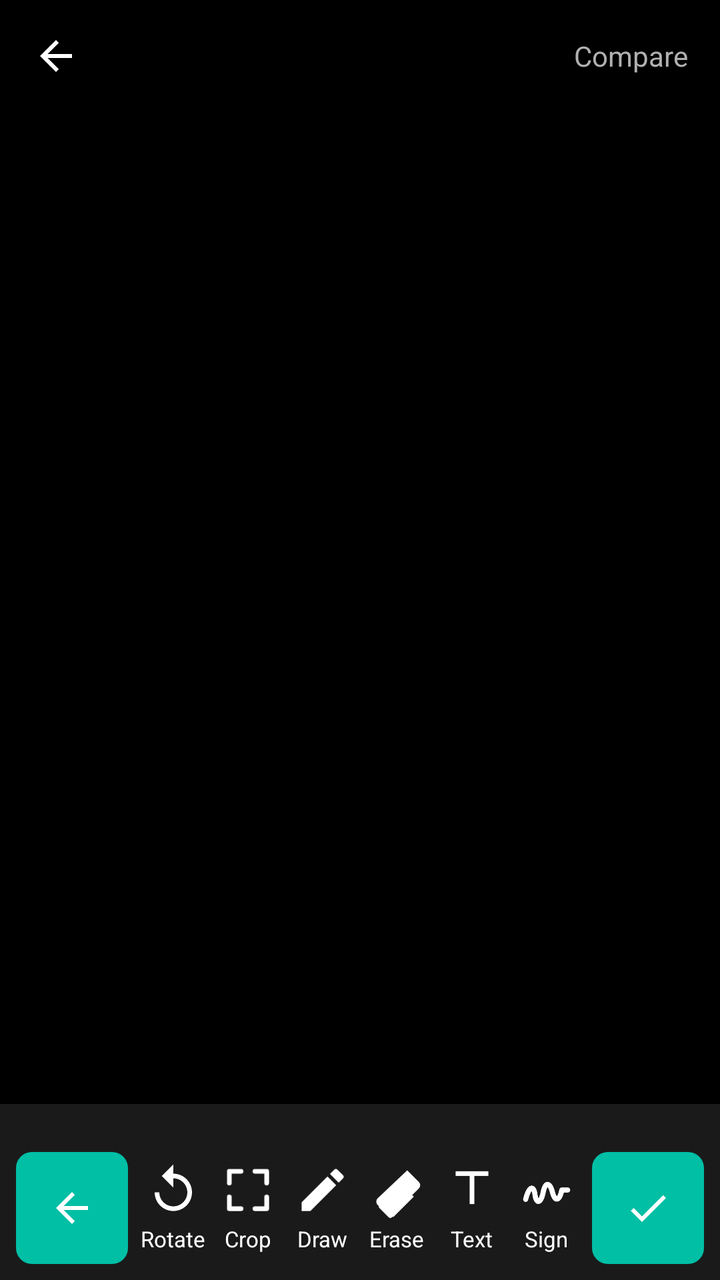
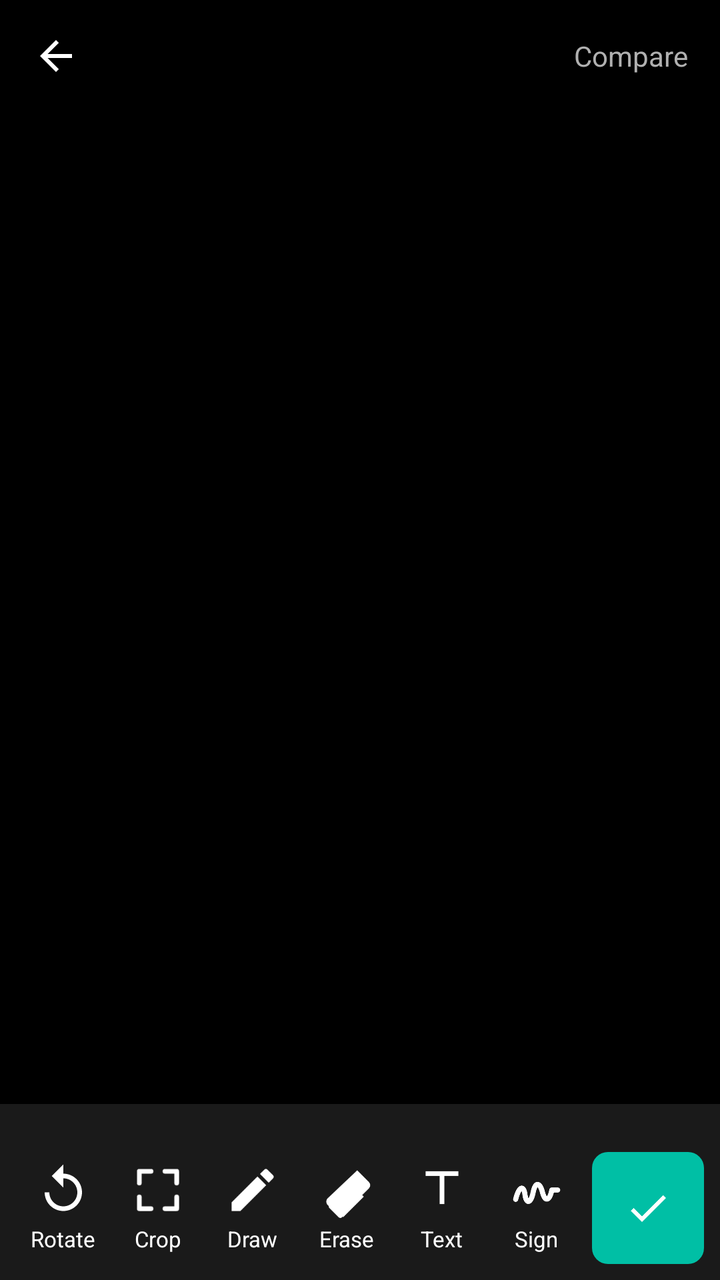

Screens rendered from an Android XML layout before and after an edit, with the pre-edit source and the edit as a unified diff.
<!-- AndroidManifest.xml: application theme Theme.Hakunaa -->
<!-- res/layout/activity_enhance.xml -->
<?xml version="1.0" encoding="utf-8"?>
<LinearLayout xmlns:android="http://schemas.android.com/apk/res/android"
    android:layout_width="match_parent"
    android:layout_height="match_parent"
    android:background="#000000"
    android:orientation="vertical">

    
    <LinearLayout
        android:layout_width="match_parent"
        android:layout_height="56dp"
        android:gravity="center_vertical"
        android:orientation="horizontal"
        android:paddingStart="8dp"
        android:paddingEnd="16dp">

        <ImageButton
            android:id="@+id/btnBack"
            android:layout_width="40dp"
            android:layout_height="40dp"
            android:background="@android:color/transparent"
            android:contentDescription="Back"
            android:src="@drawable/ic_arrow_back"
            android:tint="#FFFFFF" />

        <EditText
            android:id="@+id/etDocName"
            android:layout_width="0dp"
            android:layout_height="wrap_content"
            android:layout_marginStart="8dp"
            android:layout_weight="1"
            android:background="@android:color/transparent"
            android:textColor="#FFFFFF"
            android:textSize="18sp" />

        
        <TextView
            android:id="@+id/tvPageIndicator"
            android:layout_width="wrap_content"
            android:layout_height="wrap_content"
            android:layout_marginEnd="12dp"
            android:text=""
            android:textColor="#FFFFFF"
            android:textSize="14sp"
            android:visibility="gone" />

        <TextView
            android:layout_width="wrap_content"
            android:layout_height="wrap_content"
            android:text="Compare"
            android:textColor="#B0B0B0"
            android:textSize="14sp" />
    </LinearLayout>

    
    <FrameLayout
        android:id="@+id/pageFrame"
        android:layout_width="match_parent"
        android:layout_height="0dp"
        android:layout_weight="1"
        android:layout_marginTop="8dp"
        android:clipChildren="false"
        android:clipToPadding="false">

        <ImageView
            android:id="@+id/ivPage"
            android:layout_width="match_parent"
            android:layout_height="match_parent"
            android:scaleType="fitCenter" />

        
        <com.hakunaa.app.scanner.DrawView
            android:id="@+id/drawView"
            android:layout_width="match_parent"
            android:layout_height="match_parent"
            android:visibility="gone" />

        

        
        <FrameLayout
            android:id="@+id/textBoxContainer"
            android:layout_width="wrap_content"
            android:layout_height="wrap_content"
            android:background="@drawable/bg_text_box"
            android:clipChildren="false"
            android:clipToPadding="false"
            android:padding="6dp"
            android:visibility="gone">

            <ImageView
                android:id="@+id/ivTextOverlay"
                android:layout_width="wrap_content"
                android:layout_height="wrap_content" />
        </FrameLayout>

        
        <ImageView
            android:id="@+id/btnTextDelete"
            android:layout_width="32dp"
            android:layout_height="32dp"
            android:background="@drawable/bg_text_delete_teal"
            android:padding="6dp"
            android:src="@drawable/ic_text_close"
            android:visibility="gone" />

        
        <ImageView
            android:id="@+id/btnTextResize"
            android:layout_width="32dp"
            android:layout_height="32dp"
            android:background="@drawable/bg_text_delete_teal"
            android:padding="6dp"
            android:src="@drawable/ic_text_resize"
            android:visibility="gone" />
    </FrameLayout>

    
    <HorizontalScrollView
        android:layout_width="match_parent"
        android:layout_height="wrap_content"
        android:background="#1A1A1A"
        android:paddingTop="8dp"
        android:paddingBottom="8dp">

        <LinearLayout
            android:id="@+id/filterRow"
            android:layout_width="wrap_content"
            android:layout_height="wrap_content"
            android:orientation="horizontal"
            android:paddingStart="8dp"
            android:paddingEnd="8dp" />
    </HorizontalScrollView>

    
    <LinearLayout
        android:id="@+id/adjustPanel"
        android:layout_width="match_parent"
        android:layout_height="wrap_content"
        android:background="#1A1A1A"
        android:orientation="vertical"
        android:paddingStart="16dp"
        android:paddingEnd="16dp"
        android:paddingTop="4dp"
        android:paddingBottom="8dp"
        android:visibility="gone">

        <LinearLayout
            android:layout_width="match_parent"
            android:layout_height="wrap_content"
            android:gravity="center_vertical"
            android:orientation="horizontal">

            <TextView
                android:layout_width="wrap_content"
                android:layout_height="wrap_content"
                android:text="Adjust"
                android:textColor="#FFFFFF"
                android:textSize="14sp"
                android:textStyle="bold" />

            <View
                android:layout_width="0dp"
                android:layout_height="0dp"
                android:layout_weight="1" />

            <TextView
                android:id="@+id/btnAdjustReset"
                android:layout_width="wrap_content"
                android:layout_height="wrap_content"
                android:padding="8dp"
                android:text="Reset"
                android:textColor="#00BFA5"
                android:textSize="14sp" />

            <TextView
                android:id="@+id/btnAdjustClose"
                android:layout_width="wrap_content"
                android:layout_height="wrap_content"
                android:padding="8dp"
                android:text="✕"
                android:textColor="#B0B0B0"
                android:textSize="14sp" />
        </LinearLayout>

        <LinearLayout
            android:layout_width="match_parent"
            android:layout_height="wrap_content"
            android:gravity="center_vertical"
            android:orientation="horizontal">

            <TextView
                android:layout_width="90dp"
                android:layout_height="wrap_content"
                android:text="Brightness"
                android:textColor="#B0B0B0"
                android:textSize="13sp" />

            <SeekBar
                android:id="@+id/seekBrightness"
                android:layout_width="0dp"
                android:layout_height="wrap_content"
                android:layout_weight="1"
                android:max="200"
                android:progress="100"
                android:progressTint="#00BFA5"
                android:thumbTint="#00BFA5" />

            <TextView
                android:id="@+id/tvBrightnessValue"
                android:layout_width="40dp"
                android:layout_height="wrap_content"
                android:gravity="end"
                android:text="0"
                android:textColor="#FFFFFF"
                android:textSize="13sp" />
        </LinearLayout>

        <LinearLayout
            android:layout_width="match_parent"
            android:layout_height="wrap_content"
            android:gravity="center_vertical"
            android:orientation="horizontal">

            <TextView
                android:layout_width="90dp"
                android:layout_height="wrap_content"
                android:text="Contrast"
                android:textColor="#B0B0B0"
                android:textSize="13sp" />

            <SeekBar
                android:id="@+id/seekContrast"
                android:layout_width="0dp"
                android:layout_height="wrap_content"
                android:layout_weight="1"
                android:max="150"
                android:progress="50"
                android:progressTint="#00BFA5"
                android:thumbTint="#00BFA5" />

            <TextView
                android:id="@+id/tvContrastValue"
                android:layout_width="40dp"
                android:layout_height="wrap_content"
                android:gravity="end"
                android:text="1.00"
                android:textColor="#FFFFFF"
                android:textSize="13sp" />
        </LinearLayout>

        <LinearLayout
            android:layout_width="match_parent"
            android:layout_height="wrap_content"
            android:gravity="center_vertical"
            android:orientation="horizontal">

            <TextView
                android:layout_width="90dp"
                android:layout_height="wrap_content"
                android:text="Sharpness"
                android:textColor="#B0B0B0"
                android:textSize="13sp" />

            <SeekBar
                android:id="@+id/seekSharpness"
                android:layout_width="0dp"
                android:layout_height="wrap_content"
                android:layout_weight="1"
                android:max="100"
                android:progress="40"
                android:progressTint="#00BFA5"
                android:thumbTint="#00BFA5" />

            <TextView
                android:id="@+id/tvSharpnessValue"
                android:layout_width="40dp"
                android:layout_height="wrap_content"
                android:gravity="end"
                android:text="40"
                android:textColor="#FFFFFF"
                android:textSize="13sp" />
        </LinearLayout>
    </LinearLayout>

    
    <LinearLayout
        android:id="@+id/applyAllRow"
        android:layout_width="match_parent"
        android:layout_height="wrap_content"
        android:background="#1A1A1A"
        android:gravity="center_vertical"
        android:orientation="horizontal"
        android:paddingStart="16dp"
        android:paddingEnd="16dp"
        android:paddingTop="4dp"
        android:paddingBottom="8dp"
        android:visibility="gone">

        <CheckBox
            android:id="@+id/cbApplyAll"
            android:layout_width="wrap_content"
            android:layout_height="wrap_content"
            android:button="@drawable/checkbox_apply_all"
            android:text="Apply to all pages"
            android:textColor="#FFFFFF"
            android:textSize="14sp" />

        <TextView
            android:id="@+id/tvApplyAllCount"
            android:layout_width="wrap_content"
            android:layout_height="wrap_content"
            android:layout_marginStart="8dp"
            android:text=""
            android:textColor="#808080"
            android:textSize="13sp" />
    </LinearLayout>

    
    <LinearLayout
        android:id="@+id/drawPanel"
        android:layout_width="match_parent"
        android:layout_height="wrap_content"
        android:background="#1A1A1A"
        android:gravity="center_vertical"
        android:orientation="horizontal"
        android:paddingStart="8dp"
        android:paddingEnd="8dp"
        android:paddingTop="6dp"
        android:paddingBottom="6dp"
        android:visibility="gone">

        <LinearLayout
            android:id="@+id/colorRow"
            android:layout_width="wrap_content"
            android:layout_height="wrap_content"
            android:gravity="center_vertical"
            android:orientation="horizontal" />

        <TextView
            android:id="@+id/btnDrawSize"
            android:layout_width="wrap_content"
            android:layout_height="wrap_content"
            android:layout_marginStart="8dp"
            android:padding="6dp"
            android:text="Size: M"
            android:textColor="#FFFFFF"
            android:textSize="13sp"
            android:textStyle="bold" />

        <TextView
            android:id="@+id/btnDrawUndo"
            android:layout_width="wrap_content"
            android:layout_height="wrap_content"
            android:padding="6dp"
            android:text="Undo"
            android:textColor="#FFFFFF"
            android:textSize="13sp" />

        <TextView
            android:id="@+id/btnDrawClear"
            android:layout_width="wrap_content"
            android:layout_height="wrap_content"
            android:padding="6dp"
            android:text="Clear"
            android:textColor="#FFFFFF"
            android:textSize="13sp" />

        <View
            android:layout_width="0dp"
            android:layout_height="0dp"
            android:layout_weight="1" />

        <TextView
            android:id="@+id/btnDrawDone"
            android:layout_width="wrap_content"
            android:layout_height="wrap_content"
            android:padding="6dp"
            android:text="Done"
            android:textColor="#00BFA5"
            android:textSize="13sp"
            android:textStyle="bold" />
    </LinearLayout>

    
    <LinearLayout
        android:id="@+id/signPanel"
        android:layout_width="match_parent"
        android:layout_height="wrap_content"
        android:background="#1A1A1A"
        android:gravity="center_vertical"
        android:orientation="horizontal"
        android:paddingStart="12dp"
        android:paddingEnd="12dp"
        android:paddingTop="6dp"
        android:paddingBottom="6dp"
        android:visibility="gone">

        <TextView
            android:layout_width="wrap_content"
            android:layout_height="wrap_content"
            android:text="Drag the signature to move it"
            android:textColor="#B0B0B0"
            android:textSize="13sp" />

        <View
            android:layout_width="0dp"
            android:layout_height="0dp"
            android:layout_weight="1" />

        <TextView
            android:id="@+id/btnSignRemove"
            android:layout_width="wrap_content"
            android:layout_height="wrap_content"
            android:padding="6dp"
            android:text="Remove"
            android:textColor="#FFFFFF"
            android:textSize="13sp" />

        <TextView
            android:id="@+id/btnSignDone"
            android:layout_width="wrap_content"
            android:layout_height="wrap_content"
            android:padding="6dp"
            android:text="Done"
            android:textColor="#00BFA5"
            android:textSize="13sp"
            android:textStyle="bold" />
    </LinearLayout>

    
    <LinearLayout
        android:id="@+id/textPanel"
        android:layout_width="match_parent"
        android:layout_height="wrap_content"
        android:background="#1A1A1A"
        android:gravity="center_vertical"
        android:orientation="horizontal"
        android:paddingStart="12dp"
        android:paddingEnd="12dp"
        android:paddingTop="6dp"
        android:paddingBottom="6dp"
        android:visibility="gone">

        <TextView
            android:layout_width="wrap_content"
            android:layout_height="wrap_content"
            android:text="Drag the text to move it"
            android:textColor="#B0B0B0"
            android:textSize="13sp" />

        <View
            android:layout_width="0dp"
            android:layout_height="0dp"
            android:layout_weight="1" />

        <TextView
            android:id="@+id/btnTextRemove"
            android:layout_width="wrap_content"
            android:layout_height="wrap_content"
            android:padding="6dp"
            android:text="Remove"
            android:textColor="#FFFFFF"
            android:textSize="13sp" />

        <TextView
            android:id="@+id/btnTextDone"
            android:layout_width="wrap_content"
            android:layout_height="wrap_content"
            android:padding="6dp"
            android:text="Done"
            android:textColor="#00BFA5"
            android:textSize="13sp"
            android:textStyle="bold" />
    </LinearLayout>

    
    <LinearLayout
        android:layout_width="match_parent"
        android:layout_height="72dp"
        android:background="#1A1A1A"
        android:gravity="center_vertical"
        android:orientation="horizontal"
        android:paddingStart="8dp"
        android:paddingEnd="8dp">

        
        <ImageButton
            android:id="@+id/btnBackToCapture"
            android:layout_width="56dp"
            android:layout_height="56dp"
            android:layout_marginEnd="4dp"
            android:background="@drawable/bg_teal_button"
            android:contentDescription="Back to capture"
            android:src="@drawable/ic_arrow_back"
            android:tint="#FFFFFF" />

        
        <LinearLayout
            android:id="@+id/btnRotate"
            android:layout_width="0dp"
            android:layout_height="wrap_content"
            android:layout_weight="1"
            android:gravity="center"
            android:orientation="vertical">

            <ImageView
                android:layout_width="28dp"
                android:layout_height="28dp"
                android:src="@drawable/ic_rotate_left"
                android:tint="#FFFFFF" />

            <TextView
                android:layout_width="wrap_content"
                android:layout_height="wrap_content"
                android:layout_marginTop="3dp"
                android:text="Rotate"
                android:textColor="#FFFFFF"
                android:textSize="11sp" />
        </LinearLayout>

        
        <LinearLayout
            android:id="@+id/btnCrop"
            android:layout_width="0dp"
            android:layout_height="wrap_content"
            android:layout_weight="1"
            android:gravity="center"
            android:orientation="vertical">

            <ImageView
                android:layout_width="28dp"
                android:layout_height="28dp"
                android:src="@drawable/ic_crop"
                android:tint="#FFFFFF" />

            <TextView
                android:layout_width="wrap_content"
                android:layout_height="wrap_content"
                android:layout_marginTop="3dp"
                android:text="Crop"
                android:textColor="#FFFFFF"
                android:textSize="11sp" />
        </LinearLayout>

        
        <LinearLayout
            android:id="@+id/btnDraw"
            android:layout_width="0dp"
            android:layout_height="wrap_content"
            android:layout_weight="1"
            android:gravity="center"
            android:orientation="vertical">

            <ImageView
                android:id="@+id/ivDrawIcon"
                android:layout_width="28dp"
                android:layout_height="28dp"
                android:src="@drawable/ic_markup"
                android:tint="#FFFFFF" />

            <TextView
                android:id="@+id/tvDrawLabel"
                android:layout_width="wrap_content"
                android:layout_height="wrap_content"
                android:layout_marginTop="3dp"
                android:text="Draw"
                android:textColor="#FFFFFF"
                android:textSize="11sp" />
        </LinearLayout>

        
        <LinearLayout
            android:id="@+id/btnErase"
            android:layout_width="0dp"
            android:layout_height="wrap_content"
            android:layout_weight="1"
            android:gravity="center"
            android:orientation="vertical">

            <ImageView
                android:id="@+id/ivEraseIcon"
                android:layout_width="28dp"
                android:layout_height="28dp"
                android:src="@drawable/ic_eraser"
                android:tint="#FFFFFF" />

            <TextView
                android:id="@+id/tvEraseLabel"
                android:layout_width="wrap_content"
                android:layout_height="wrap_content"
                android:layout_marginTop="3dp"
                android:text="Erase"
                android:textColor="#FFFFFF"
                android:textSize="11sp" />
        </LinearLayout>

        
        <LinearLayout
            android:id="@+id/btnText"
            android:layout_width="0dp"
            android:layout_height="wrap_content"
            android:layout_weight="1"
            android:gravity="center"
            android:orientation="vertical">

            <ImageView
                android:id="@+id/ivTextIcon"
                android:layout_width="28dp"
                android:layout_height="28dp"
                android:src="@drawable/ic_text"
                android:tint="#FFFFFF" />

            <TextView
                android:id="@+id/tvTextLabel"
                android:layout_width="wrap_content"
                android:layout_height="wrap_content"
                android:layout_marginTop="3dp"
                android:text="Text"
                android:textColor="#FFFFFF"
                android:textSize="11sp" />
        </LinearLayout>

        
        <LinearLayout
            android:id="@+id/btnSign"
            android:layout_width="0dp"
            android:layout_height="wrap_content"
            android:layout_weight="1"
            android:gravity="center"
            android:orientation="vertical">

            <ImageView
                android:id="@+id/ivSignIcon"
                android:layout_width="28dp"
                android:layout_height="28dp"
                android:src="@drawable/ic_sign"
                android:tint="#FFFFFF" />

            <TextView
                android:id="@+id/tvSignLabel"
                android:layout_width="wrap_content"
                android:layout_height="wrap_content"
                android:layout_marginTop="3dp"
                android:text="Sign"
                android:textColor="#FFFFFF"
                android:textSize="11sp" />
        </LinearLayout>

        
        <ImageButton
            android:id="@+id/btnSave"
            android:layout_width="56dp"
            android:layout_height="56dp"
            android:layout_marginStart="4dp"
            android:background="@drawable/bg_teal_button"
            android:contentDescription="Save"
            android:src="@drawable/ic_check"
            android:tint="#FFFFFF" />
    </LinearLayout>
</LinearLayout>
<!-- resources referenced by this layout -->
<resources>
  <!-- drawable bg_teal_button (drawable) -->
  <?xml version="1.0" encoding="utf-8"?>
  <shape xmlns:android="http://schemas.android.com/apk/res/android"
      android:shape="rectangle">
      <corners android:radius="8dp" />
      <solid android:color="#00BFA5" />
  </shape>
  <!-- drawable bg_text_box (drawable) -->
  <?xml version="1.0" encoding="utf-8"?>
  <shape xmlns:android="http://schemas.android.com/apk/res/android"
      android:shape="rectangle">
      <solid android:color="#00000000" />
      <stroke
          android:width="2dp"
          android:color="#00BFA5" />
      <corners android:radius="2dp" />
  </shape>
  <!-- drawable bg_text_delete_teal (drawable) -->
  <?xml version="1.0" encoding="utf-8"?>
  <shape xmlns:android="http://schemas.android.com/apk/res/android"
      android:shape="oval">
      <solid android:color="#00BFA5" />
      <stroke
          android:width="1.5dp"
          android:color="#FFFFFF" />
  </shape>
  <!-- drawable checkbox_apply_all (drawable) -->
  <?xml version="1.0" encoding="utf-8"?>
  <selector xmlns:android="http://schemas.android.com/apk/res/android">
      <item android:state_checked="true" android:drawable="@drawable/checkbox_checked" />
      <item android:drawable="@drawable/checkbox_unchecked" />
  </selector>
  <!-- drawable ic_arrow_back (drawable) -->
  <vector xmlns:android="http://schemas.android.com/apk/res/android"
      android:width="24dp"
      android:height="24dp"
      android:viewportWidth="24"
      android:viewportHeight="24"
      android:tint="#111827">
      <path
          android:fillColor="#FF000000"
          android:pathData="M20,11H7.83l5.59,-5.59L12,4l-8,8 8,8 1.41,-1.41L7.83,13H20v-2z" />
  </vector>
  <!-- drawable ic_check (drawable) -->
  <?xml version="1.0" encoding="utf-8"?>
  <vector xmlns:android="http://schemas.android.com/apk/res/android"
      android:width="24dp"
      android:height="24dp"
      android:viewportWidth="24"
      android:viewportHeight="24">
      <path
          android:fillColor="#FFFFFF"
          android:pathData="M9,16.17L4.83,12l-1.42,1.41L9,19 21,7l-1.41,-1.41z" />
  </vector>
  <!-- drawable ic_rotate_left (drawable) -->
  <?xml version="1.0" encoding="utf-8"?>
  <vector xmlns:android="http://schemas.android.com/apk/res/android"
      android:width="24dp"
      android:height="24dp"
      android:viewportWidth="24"
      android:viewportHeight="24">
      <path
          android:fillColor="#FFFFFF"
          android:pathData="M12,5V1L7,6l5,5V7c3.31,0 6,2.69 6,6s-2.69,6 -6,6 -6,-2.69 -6,-6H4c0,4.42 3.58,8 8,8s8,-3.58 8,-8 -3.58,-8 -8,-8z" />
  </vector>
  <!-- drawable ic_text (drawable) -->
  <?xml version="1.0" encoding="utf-8"?>
  <vector xmlns:android="http://schemas.android.com/apk/res/android"
      android:width="24dp"
      android:height="24dp"
      android:viewportWidth="24"
      android:viewportHeight="24">
      <path
          android:fillColor="#FFFFFF"
          android:pathData="M5,4h14v2h-6v12h-2V6H5V4z" />
  </vector>
  <!-- drawable ic_text_close (drawable) -->
  <vector xmlns:android="http://schemas.android.com/apk/res/android"
      android:width="24dp"
      android:height="24dp"
      android:viewportWidth="24"
      android:viewportHeight="24">
      <path
          android:strokeColor="#FFFFFF"
          android:strokeWidth="2.6"
          android:strokeLineCap="round"
          android:pathData="M6,6 L18,18 M18,6 L6,18" />
  </vector>
  <color name="hakunaa_primary">#0B57D0</color>
  <color name="hakunaa_primary_dark">#0842A0</color>
  <color name="hakunaa_on_primary">#FFFFFF</color>
  <color name="hakunaa_background">#F6F7F9</color>
  <color name="hakunaa_surface">#FFFFFF</color>
  <color name="hakunaa_text">#111827</color>
  <color name="hakunaa_text_secondary">#5B6472</color>
  <!-- unchanged entries left out for length: 8 -->
</resources>

<!-- the commit's change to res/layout/activity_enhance.xml (unified diff, before → after) -->
@@ -483,17 +483,6 @@
         android:orientation="horizontal"
         android:paddingStart="8dp"
         android:paddingEnd="8dp">
-
-        
-        <ImageButton
-            android:id="@+id/btnBackToCapture"
-            android:layout_width="56dp"
-            android:layout_height="56dp"
-            android:layout_marginEnd="4dp"
-            android:background="@drawable/bg_teal_button"
-            android:contentDescription="Back to capture"
-            android:src="@drawable/ic_arrow_back"
-            android:tint="#FFFFFF" />
 
         
         <LinearLayout
